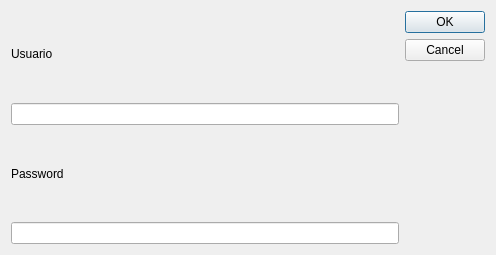
This is source/login.ui in hugo19941994/ViajeFacil as Qt 5 draws it before an edit. The edited form follows.
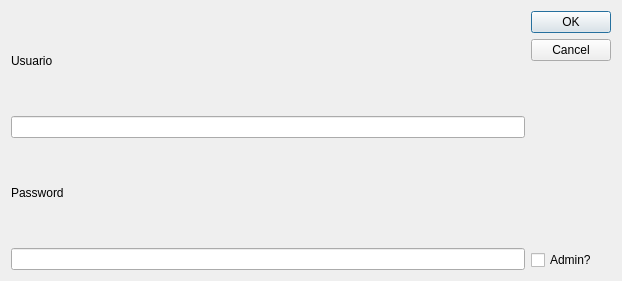
This is the edited form.

Commit message: Cambios en login, nueva ventana de owners

```diff
--- a/source/login.ui
+++ b/source/login.ui
@@ -6,17 +6,17 @@
    <rect>
     <x>0</x>
     <y>0</y>
-    <width>496</width>
-    <height>255</height>
+    <width>622</width>
+    <height>281</height>
    </rect>
   </property>
   <property name="windowTitle">
    <string>Dialog</string>
   </property>
-  <layout class="QGridLayout" name="gridLayout">
-   <item row="0" column="0">
     <layout class="QHBoxLayout" name="horizontalLayout_2">
      <item>
+    <layout class="QHBoxLayout" name="horizontalLayout">
+     <item>
       <layout class="QVBoxLayout" name="verticalLayout">
        <item>
         <widget class="QLabel" name="label_2">
@@ -52,6 +52,8 @@
       </layout>
      </item>
      <item>
+      <layout class="QVBoxLayout" name="verticalLayout_2">
+       <item>
       <widget class="QDialogButtonBox" name="buttonBox">
        <property name="orientation">
         <enum>Qt::Vertical</enum>
@@ -60,6 +62,18 @@
         <set>QDialogButtonBox::Cancel|QDialogButtonBox::Ok</set>
        </property>
       </widget>
+       </item>
+       <item>
+        <widget class="QCheckBox" name="checkBox">
+         <property name="enabled">
+          <bool>true</bool>
+         </property>
+         <property name="text">
+          <string>Admin?</string>
+         </property>
+        </widget>
+       </item>
+      </layout>
      </item>
     </layout>
    </item>
```
Lines whose indentation alone changed are shown as unchanged. The commit also changes 5 other files.
